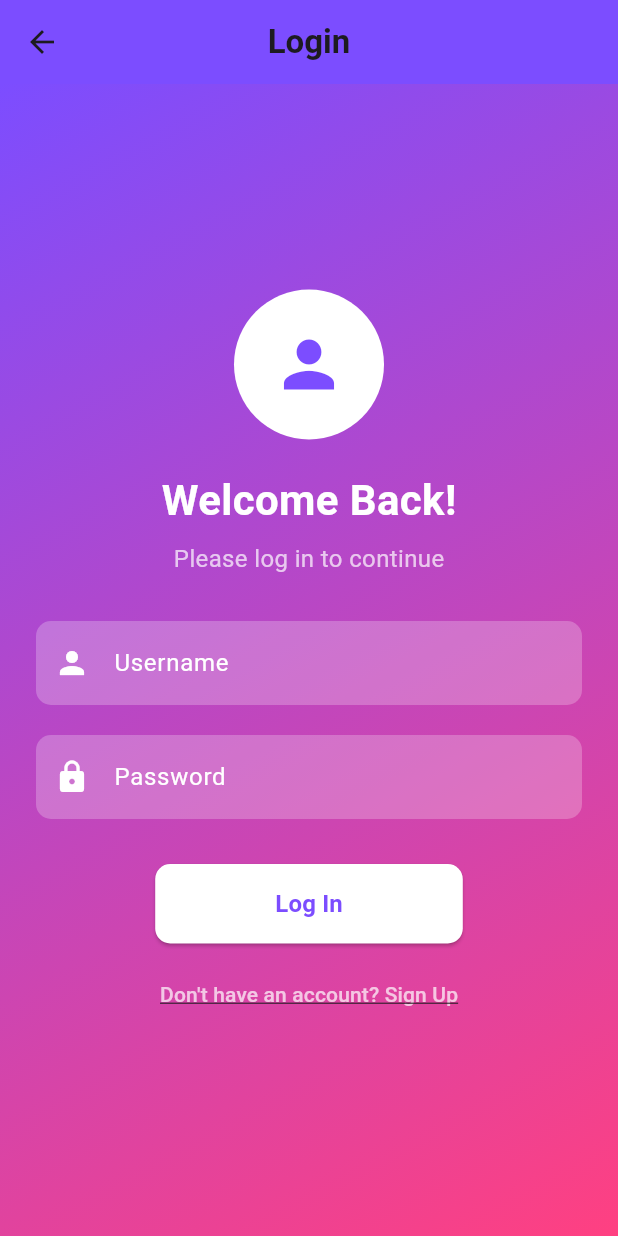
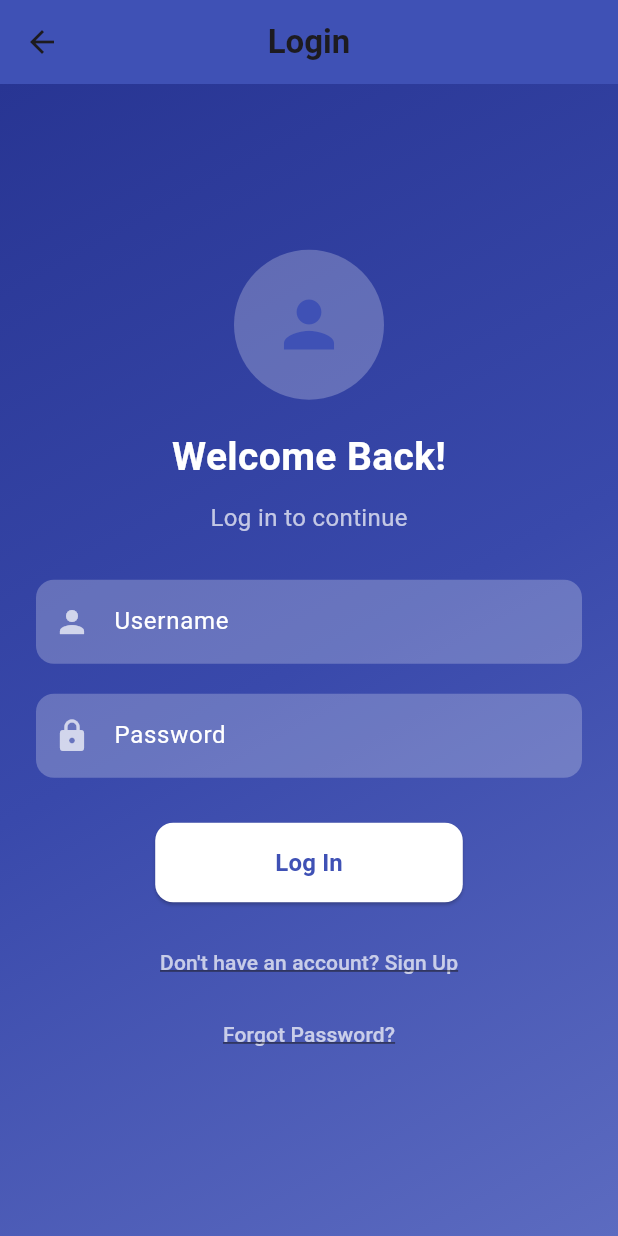
Before and after one commit to puHoraira/edtech, a Flutter app: the screen it shows after launch, after a tap on "Login", on a phone screen of 412 x 824 dp. Run offline on Flutter 3.47's test engine with Material 3 defaults, Android fonts, the phone set to English and light mode, and no system bars.

Commit message:
assignment1

```diff
--- a/lib/home_screen.dart
+++ b/lib/home_screen.dart
@@ -40,35 +40,43 @@ class _HomeScreenState extends State<HomeScreen> {
     return Scaffold(
       appBar: AppBar(
         title: const Text(
-          "EdTech Home",
+          "EdTech: Our First App",
           style: TextStyle(fontWeight: FontWeight.bold),
         ),
         centerTitle: true,
-        backgroundColor: Colors.deepPurpleAccent,
+        backgroundColor: Colors.indigo,
       ),
       body: Container(
-        decoration: BoxDecoration(
+        decoration: const BoxDecoration(
           gradient: LinearGradient(
-            colors: [Colors.deepPurpleAccent, Colors.pinkAccent],
+            colors: [Color(0xFF283593), Color(0xFF3949AB), Color(0xFF5C6BC0)],
             begin: Alignment.topLeft,
             end: Alignment.bottomRight,
           ),
         ),
         child: Center(
           child: _isLoading
-              ? const CircularProgressIndicator() // Loading spinner
+              ? const CircularProgressIndicator(
+            color: Colors.white,
+          )
               : Column(
             mainAxisAlignment: MainAxisAlignment.center,
             children: [
+              // Logo Section
+              CircleAvatar(
+                backgroundImage: const AssetImage('assets/img/logo.jpeg'),
+                radius: 50,
+              ),
+              const SizedBox(height: 22),
               const Text(
                 "Welcome to EdTech!",
                 style: TextStyle(
-                  fontSize: 24,
-                  fontWeight: FontWeight.bold,
+                  fontSize: 26,
+                  fontWeight: FontWeight.w600,
                   color: Colors.white,
                 ),
               ),
-              const SizedBox(height: 20),
+              const SizedBox(height: 8),
               const Text(
                 "Your gateway to learning",
                 style: TextStyle(
@@ -77,70 +85,47 @@ class _HomeScreenState extends State<HomeScreen> {
                 ),
               ),
               const SizedBox(height: 40),
-              ElevatedButton(
-                onPressed: () {
-                  Navigator.pushNamed(context, '/login'); // Navigate to Login
-                },
-                style: ElevatedButton.styleFrom(
-                  backgroundColor: Colors.white,
-                  padding: const EdgeInsets.symmetric(vertical: 15.0, horizontal: 60.0),
-                  shape: RoundedRectangleBorder(
-                    borderRadius: BorderRadius.circular(10.0),
-                  ),
-                ),
-                child: const Text(
-                  "Login",
-                  style: TextStyle(
-                    color: Colors.deepPurpleAccent,
-                    fontSize: 16,
-                    fontWeight: FontWeight.bold,
-                  ),
-                ),
-              ),
+
+              // Buttons Section
+              _buildMenuButton("Login", Colors.blueAccent, () {
+                Navigator.pushNamed(context, '/login');
+              }),
               const SizedBox(height: 16),
-              ElevatedButton(
-                onPressed: () {
-                  Navigator.pushNamed(context, '/about'); // Navigate to About Us
-                },
-                style: ElevatedButton.styleFrom(
-                  backgroundColor: Colors.white,
-                  padding: const EdgeInsets.symmetric(vertical: 15.0, horizontal: 50.0),
-                  shape: RoundedRectangleBorder(
-                    borderRadius: BorderRadius.circular(10.0),
-                  ),
-                ),
-                child: const Text(
-                  "About Us",
-                  style: TextStyle(
-                    color: Colors.deepPurpleAccent,
-                    fontSize: 16,
-                    fontWeight: FontWeight.bold,
-                  ),
-                ),
-              ),
+              _buildMenuButton("About Us", Colors.teal, () {
+                Navigator.pushNamed(context, '/about');
+              }),
               const SizedBox(height: 16),
-              ElevatedButton(
-                onPressed: _contactUs,
-                style: ElevatedButton.styleFrom(
-                  backgroundColor: Colors.white,
-                  padding: const EdgeInsets.symmetric(vertical: 15.0, horizontal: 50.0),
-                  shape: RoundedRectangleBorder(
-                    borderRadius: BorderRadius.circular(10.0),
-                  ),
-                ),
-                child: const Text(
-                  "Contact Us",
-                  style: TextStyle(
-                    color: Colors.deepPurpleAccent,
-                    fontSize: 16,
-                    fontWeight: FontWeight.bold,
-                  ),
-                ),
-              ),
+              _buildMenuButton("Contact Us", Colors.deepOrange, _contactUs),
+              const SizedBox(height: 16),
+              _buildMenuButton("Privacy Policy", Colors.purple, () {
+                Navigator.pushNamed(context, '/privacy');
+              }),
             ],
           ),
         ),
       ),
     );
   }
+
+  Widget _buildMenuButton(String text, Color color, VoidCallback onPressed) {
+    return ElevatedButton(
+      onPressed: onPressed,
+      style: ElevatedButton.styleFrom(
+        backgroundColor: color,
+        padding: const EdgeInsets.symmetric(vertical: 15.0, horizontal: 60.0),
+        shape: RoundedRectangleBorder(
+          borderRadius: BorderRadius.circular(12.0),
+        ),
+        elevation: 4,
+      ),
+      child: Text(
+        text,
+        style: const TextStyle(
+          color: Colors.white,
+          fontSize: 16,
+          fontWeight: FontWeight.bold,
+        ),
+      ),
+    );
+  }
 }
--- a/lib/login_screen.dart
+++ b/lib/login_screen.dart
@@ -1,6 +1,7 @@
 import 'package:flutter/material.dart';
 import 'welcome_screen.dart';
 import 'registration_screen.dart';
+import 'forgot_password_screen.dart';
 
 class LoginScreen extends StatefulWidget {
   const LoginScreen({super.key});
@@ -32,6 +33,15 @@ class _LoginScreenState extends State<LoginScreen> {
     );
   }
 
+  void _navigateToForgotPassword() {
+    Navigator.push(
+      context,
+      MaterialPageRoute(
+        builder: (context) => const ForgotPasswordScreen(),
+      ),
+    );
+  }
+
   @override
   Widget build(BuildContext context) {
     return Scaffold(
@@ -41,12 +51,12 @@ class _LoginScreenState extends State<LoginScreen> {
           style: TextStyle(fontWeight: FontWeight.bold),
         ),
         centerTitle: true,
-        backgroundColor: Colors.deepPurpleAccent,
+        backgroundColor: Colors.indigo,
       ),
       body: Container(
-        decoration: BoxDecoration(
+        decoration: const BoxDecoration(
           gradient: LinearGradient(
-            colors: [Colors.deepPurpleAccent, Colors.pinkAccent],
+            colors: [Color(0xFF283593), Color(0xFF3949AB), Color(0xFF5C6BC0)],
             begin: Alignment.topLeft,
             end: Alignment.bottomRight,
           ),
@@ -58,26 +68,26 @@ class _LoginScreenState extends State<LoginScreen> {
               mainAxisAlignment: MainAxisAlignment.center,
               children: [
                 const CircleAvatar(
-                  backgroundColor: Colors.white,
+                  backgroundColor: Colors.white24,
                   radius: 50,
                   child: Icon(
                     Icons.person,
                     size: 50,
-                    color: Colors.deepPurpleAccent,
+                    color: Colors.indigo,
                   ),
                 ),
                 const SizedBox(height: 20),
                 const Text(
                   "Welcome Back!",
                   style: TextStyle(
-                    fontSize: 28,
+                    fontSize: 26,
                     fontWeight: FontWeight.bold,
                     color: Colors.white,
                   ),
                 ),
-                const SizedBox(height: 8),
+                const SizedBox(height: 10),
                 const Text(
-                  "Please log in to continue",
+                  "Log in to continue",
                   style: TextStyle(
                     fontSize: 16,
                     color: Colors.white70,
@@ -89,11 +99,11 @@ class _LoginScreenState extends State<LoginScreen> {
                   decoration: InputDecoration(
                     labelText: 'Username',
                     labelStyle: const TextStyle(color: Colors.white),
-                    prefixIcon: const Icon(Icons.person, color: Colors.white),
+                    prefixIcon: const Icon(Icons.person, color: Colors.white70),
                     filled: true,
                     fillColor: Colors.white24,
                     border: OutlineInputBorder(
-                      borderRadius: BorderRadius.circular(10.0),
+                      borderRadius: BorderRadius.circular(12.0),
                       borderSide: BorderSide.none,
                     ),
                   ),
@@ -106,11 +116,11 @@ class _LoginScreenState extends State<LoginScreen> {
                   decoration: InputDecoration(
                     labelText: 'Password',
                     labelStyle: const TextStyle(color: Colors.white),
-                    prefixIcon: const Icon(Icons.lock, color: Colors.white),
+                    prefixIcon: const Icon(Icons.lock, color: Colors.white70),
                     filled: true,
                     fillColor: Colors.white24,
                     border: OutlineInputBorder(
-                      borderRadius: BorderRadius.circular(10.0),
+                      borderRadius: BorderRadius.circular(12.0),
                       borderSide: BorderSide.none,
                     ),
                   ),
@@ -123,23 +133,34 @@ class _LoginScreenState extends State<LoginScreen> {
                     backgroundColor: Colors.white,
                     padding: const EdgeInsets.symmetric(vertical: 15.0, horizontal: 80.0),
                     shape: RoundedRectangleBorder(
-                      borderRadius: BorderRadius.circular(10.0),
+                      borderRadius: BorderRadius.circular(12.0),
                     ),
                   ),
                   child: const Text(
                     "Log In",
                     style: TextStyle(
-                      color: Colors.deepPurpleAccent,
+                      color: Colors.indigo,
                       fontSize: 16,
                       fontWeight: FontWeight.bold,
                     ),
                   ),
                 ),
-                const SizedBox(height: 10),
+                const SizedBox(height: 16),
                 TextButton(
                   onPressed: _navigateToRegister,
                   child: const Text(
                     "Don't have an account? Sign Up",
+                    style: TextStyle(
+                      color: Colors.white70,
+                      fontSize: 14,
+                      decoration: TextDecoration.underline,
+                    ),
+                  ),
+                ),
+                TextButton(
+                  onPressed: _navigateToForgotPassword,
+                  child: const Text(
+                    "Forgot Password?",
                     style: TextStyle(
                       color: Colors.white70,
                       fontSize: 14,
--- a/lib/main.dart
+++ b/lib/main.dart
@@ -1,3 +1,4 @@
+import 'package:edtech/privacy_policy.dart';
 import 'package:flutter/material.dart';
 import 'home_screen.dart';
 import 'about_us.dart';
@@ -25,7 +26,9 @@
       routes: {
         '/about': (context) => AboutUs(),
         '/login': (context) => const LoginScreen(),
+        '/privacy': (context) => const PrivacyPolicy(), // New route for Privacy Policy
       },
+
     );
   }
 }
--- a/pubspec.yaml
+++ b/pubspec.yaml
@@ -61,7 +61,7 @@ flutter:
     - assets/img/adib.png
     - assets/img/shova.png
     - assets/img/avi.png
-    - assets/img/logo.png
+    - assets/img/logo.jpeg
   uses-material-design: true
 
   # To add assets to your application, add an assets section, like this:
```
Also changed, not shown: lib/forgot_password_screen.dart (added, +106 -0 lines), lib/privacy_policy.dart (added, +144 -0 lines), lib/welcome_screen.dart (+62 -5 lines).
